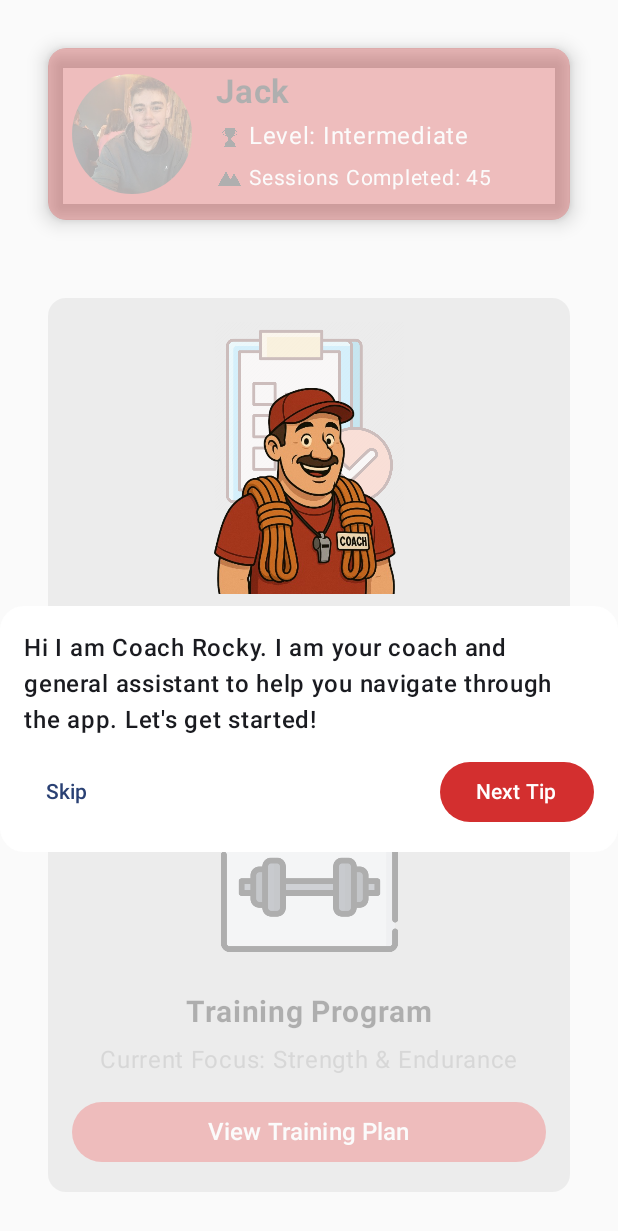
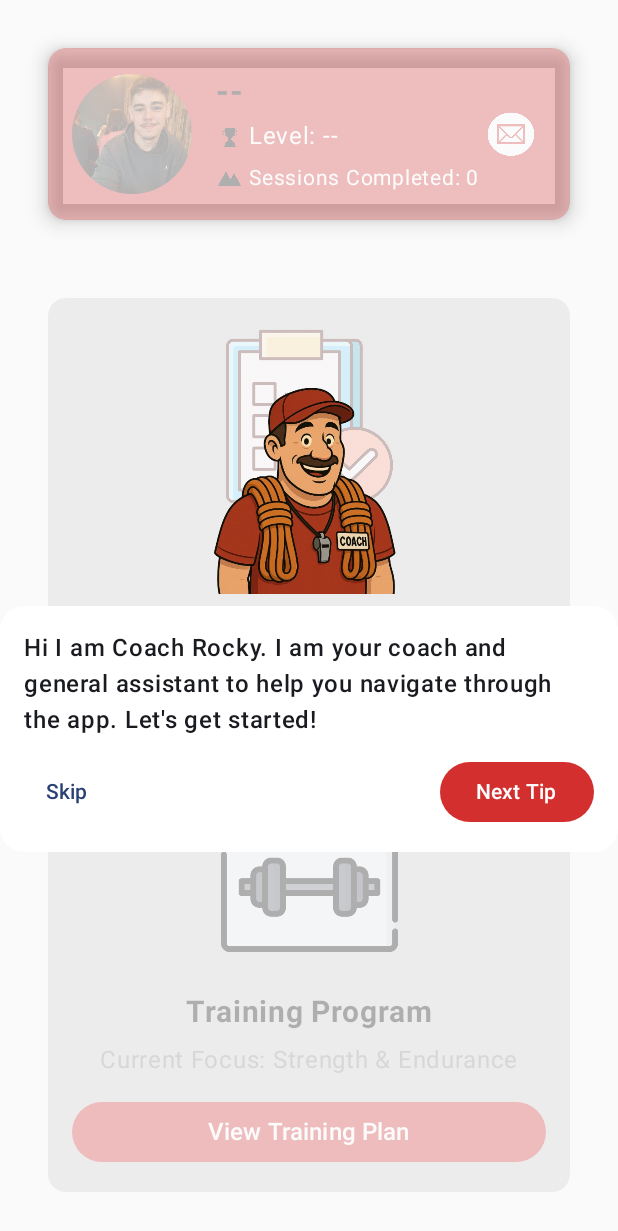
Before and after one commit to Jack9491/RockSolid, an Android app built with Jetpack Compose: the HomeScreen screen opened through its navigation route, on a phone screen of 412 x 824 dp. Shown: the top 1231 px of the screen. Run offline under Robolectric (Android 15) with nearby library versions, the phone set to English and light mode, and no system bars; our stand-ins replace Firebase (no records; nobody signed in at launch, a user with empty details on screens opened directly).

Commit message:
Commit 12: changed the dummy data to real data for profile card. Edit details now works and has prepopulated data. Need to get profile pic updating and creating on user end

```diff
--- a/app/src/main/java/ie/tus/rocksolid/navigation/BuildNavigationGraph.kt
+++ b/app/src/main/java/ie/tus/rocksolid/navigation/BuildNavigationGraph.kt
@@ -72,5 +72,9 @@ fun BuildNavigationGraph(
             UserDetailsScreen(navController, authViewModel)
         }
 
+        composable(Screen.NotificationScreen.route) {
+            NotificationScreen(navController)
+        }
+
     }
 }
--- a/app/src/main/java/ie/tus/rocksolid/navigation/Screen.kt
+++ b/app/src/main/java/ie/tus/rocksolid/navigation/Screen.kt
@@ -19,6 +19,7 @@ sealed class Screen(val route: String) {
         fun createRoute(index: Int) = "achievementScreen/$index"
     }
     object UserDetailsScreen : Screen("userDetailsScreen")
+    object NotificationScreen : Screen("notificationScreen")
 
 
 }
@@ -37,5 +38,6 @@ val screens = listOf(
     Screen.TailoredSetupSection3,
     Screen.TailoredSetupSection4,
     Screen.SurveySummaryScreen,
-    Screen.UserDetailsScreen
+    Screen.UserDetailsScreen,
+    Screen.NotificationScreen
 )
--- a/app/src/main/java/ie/tus/rocksolid/screens/HomeScreen.kt
+++ b/app/src/main/java/ie/tus/rocksolid/screens/HomeScreen.kt
@@ -26,6 +26,7 @@ import androidx.compose.ui.unit.sp
 import androidx.navigation.NavHostController
 import com.google.firebase.auth.FirebaseAuth
 import com.google.firebase.firestore.FirebaseFirestore
+import com.google.firebase.firestore.QuerySnapshot
 import ie.tus.rocksolid.R
 import ie.tus.rocksolid.navigation.Screen
 import ie.tus.rocksolid.viewmodel.AuthViewModel
@@ -53,6 +54,10 @@ fun HomeScreen(navController: NavHostController, authViewModel: AuthViewModel) {
         "This is the Achievements Section. Here you can see your current achievements and your earned badges."
     )
 
+    var userName by remember { mutableStateOf("--") }
+    var userLevel by remember { mutableStateOf("--") }
+    var completedSessions by remember { mutableStateOf(0) }
+
     LaunchedEffect(Unit) {
         val userId = authViewModel.getCurrentUserUid()
         if (userId != null) {
@@ -61,6 +66,16 @@ fun HomeScreen(navController: NavHostController, authViewModel: AuthViewModel) {
                 .addOnSuccessListener { document ->
                     isFirstTimeUser = document.getBoolean("isFirstTime") ?: true
                     checkCompleted = true
+                    userName = document.getString("name") ?: "--"
+                    userLevel = document.getString("level") ?: "--"
+                }
+                // Count user's progress sessions
+            val userRef = firestore.collection("Users").document(userId)
+            firestore.collection("Progress")
+                .whereEqualTo("uid", userRef)
+                .get()
+                .addOnSuccessListener { querySnapshot ->
+                    completedSessions = querySnapshot.size()
                 }
                 .addOnFailureListener {
                     checkCompleted = true
@@ -68,14 +83,15 @@ fun HomeScreen(navController: NavHostController, authViewModel: AuthViewModel) {
         } else checkCompleted = true
     }
 
-    LaunchedEffect(checkCompleted, isFirstTimeUser) {
-        if (checkCompleted && isFirstTimeUser) {
-            delay(30000)
-            navController.navigate("surveyIntroductionScreen") {
-                popUpTo("homeScreen") { inclusive = false }
-            }
-        }
-    }
+    // launch after rocky finishes (either skip button or training)
+//    LaunchedEffect(checkCompleted, isFirstTimeUser) {
+//        if (checkCompleted && isFirstTimeUser) {
+//            delay(30000)
+//            navController.navigate("surveyIntroductionScreen") {
+//                popUpTo("homeScreen") { inclusive = false }
+//            }
+//        }
+//    }
 
     // Scroll targets based on coach tips
     val scrollTargets = listOf(0, 0, 250, 620, 1000, 1400)
@@ -97,9 +113,14 @@ fun HomeScreen(navController: NavHostController, authViewModel: AuthViewModel) {
             horizontalAlignment = Alignment.CenterHorizontally
         ) {
             val dim = showCoachOverlay && coachStep != 1
-            ProfileCard("Jack", "Intermediate", 45, {
-                navController.navigate(Screen.UserDetailsScreen.route)
-            }, dim)
+            ProfileCard(
+                userName = userName,
+                level = userLevel,
+                completedSessions = completedSessions,
+                onClick = { navController.navigate(Screen.UserDetailsScreen.route) },
+                dim = dim,
+                navController = navController
+            )
 
             Spacer(modifier = Modifier.height(20.dp))
             SurveySection(navController, dim = showCoachOverlay && coachStep != 2)
@@ -211,7 +232,7 @@ fun HomeScreen(navController: NavHostController, authViewModel: AuthViewModel) {
 }
 
 @Composable
-fun ProfileCard(userName: String, level: String, completedSessions: Int, onClick: () -> Unit, dim: Boolean = false) {
+fun ProfileCard(userName: String, level: String, completedSessions: Int, onClick: () -> Unit, dim: Boolean = false, navController: NavHostController) {
     val alpha = if (dim) 0.3f else 1f
     Card(
         modifier = Modifier
@@ -223,7 +244,12 @@ fun ProfileCard(userName: String, level: String, completedSessions: Int, onClick
         shape = RoundedCornerShape(12.dp),
         colors = CardDefaults.cardColors(containerColor = Color(0xFFD32F2F))
     ) {
-        Row(modifier = Modifier.padding(16.dp), verticalAlignment = Alignment.CenterVertically) {
+        Row(
+            modifier = Modifier.padding(16.dp),
+            verticalAlignment = Alignment.CenterVertically,
+            horizontalArrangement = Arrangement.SpaceBetween
+        ) {
+            Row(verticalAlignment = Alignment.CenterVertically) {
                 Image(
                     painter = painterResource(id = R.drawable.ic_profile_pic),
                     contentDescription = "Profile Picture",
@@ -262,8 +288,20 @@ fun ProfileCard(userName: String, level: String, completedSessions: Int, onClick
                     }
                 }
             }
+            IconButton(
+                onClick = { navController.navigate(Screen.NotificationScreen.route) }
+            ) {
+                Icon(
+                    painter = painterResource(id = R.drawable.ic_notification),
+                    contentDescription = "Notifications",
+                    tint = Color.White,
+                    modifier = Modifier.size(60.dp)
+                )
             }
         }
+    }
+}
+
 
 @Composable
 fun SurveySection(navController: NavHostController, dim: Boolean = false) {
--- a/app/src/main/java/ie/tus/rocksolid/screens/TrainingProgramScreen.kt
+++ b/app/src/main/java/ie/tus/rocksolid/screens/TrainingProgramScreen.kt
@@ -115,7 +115,7 @@ fun NotesSection(notes: List<String>) {
     }
 }
 
-@Composable
+@Composable //intergrate with users calendar
 fun CustomCalendar(today: Int, selectedDay: Int, onDaySelected: (Int) -> Unit) {
     val daysInMonth = Calendar.getInstance().getActualMaximum(Calendar.DAY_OF_MONTH)
 
```
Also changed, not shown: app/src/main/java/ie/tus/rocksolid/screens/NotificationScreen.kt (+95 -0 lines), app/src/main/java/ie/tus/rocksolid/viewmodel/AuthViewModel.kt (+8 -8 lines), app/src/main/res/drawable/ic_notification.png (added). Lines whose indentation alone changed are shown as unchanged.
